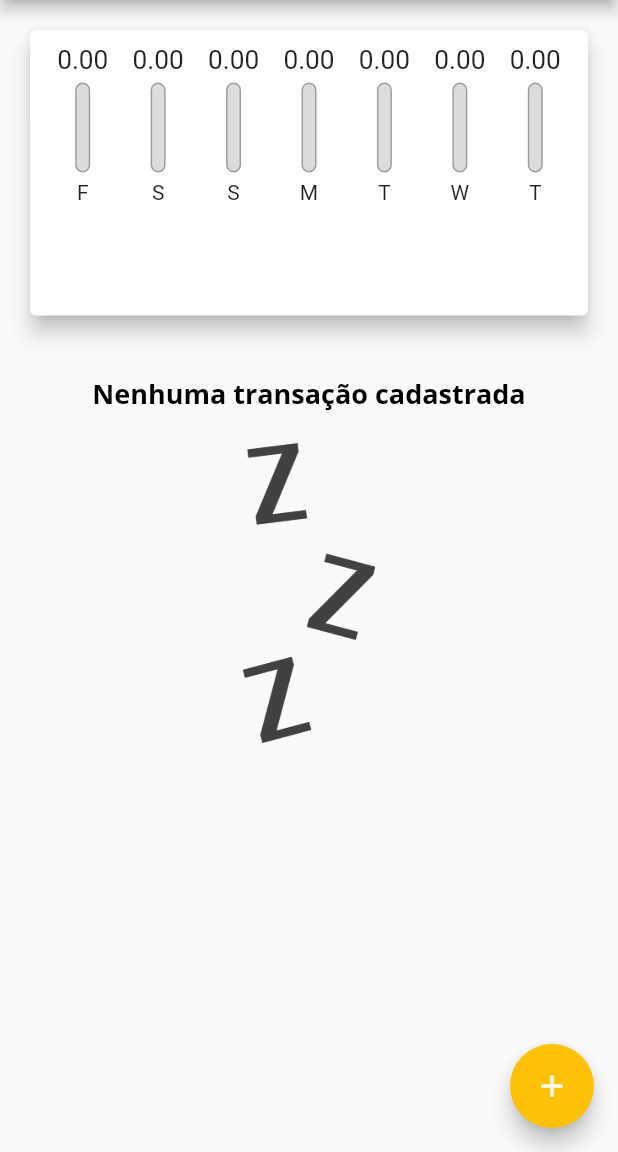
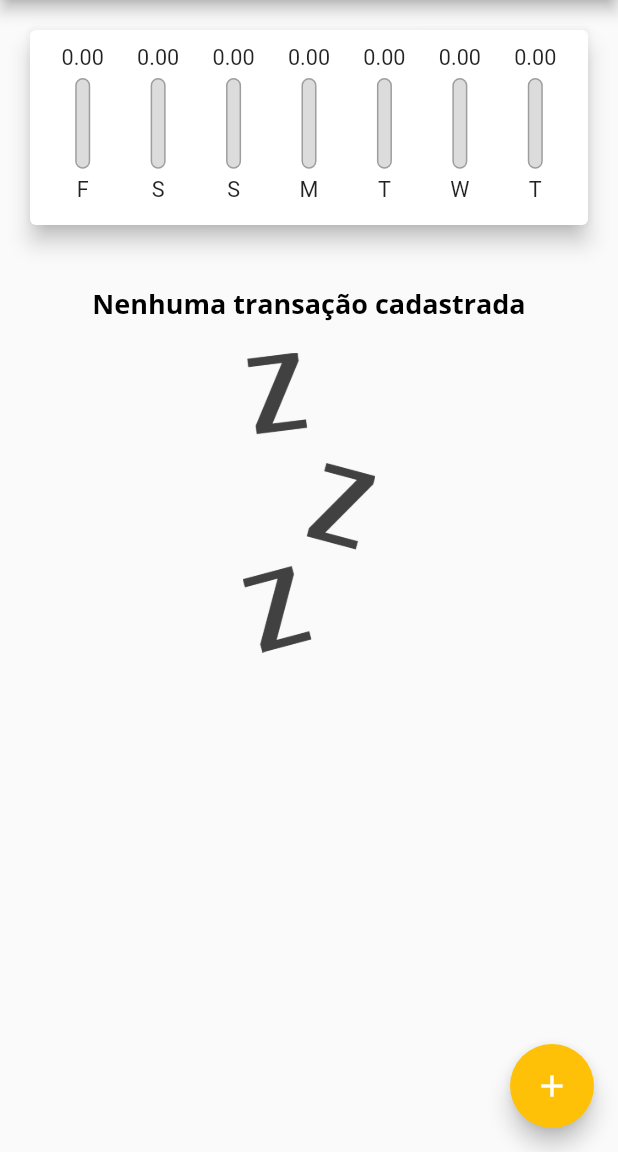
Before and after one commit to andersonmmendes/curso-flutter-expenses, a Flutter app: the screen it shows after launch, on a phone screen of 412 x 824 dp, the part 84-1236 px from its top. Run offline on Flutter 3.47's test engine with Material 2 defaults, Android fonts, the phone set to English and light mode, and no system bars.

Commit message:
Aula 143 - Finalizada

```diff
--- a/lib/components/chart_bar.dart
+++ b/lib/components/chart_bar.dart
@@ -13,17 +13,19 @@ class ChartBar extends StatelessWidget {
 
   @override
   Widget build(BuildContext context) {
+    return LayoutBuilder(
+      builder: (ctx, constraints) {
         return Column(
           children: [
             Container(
-          height: 20,
+              height: constraints.maxHeight * 0.15,
               child: FittedBox(
                 child: Text('${value.toStringAsFixed(2)}'),
               ),
             ),
-        SizedBox(height: 5),
+            SizedBox(height: constraints.maxHeight * 0.05),
             Container(
-          height: 60,
+              height: constraints.maxHeight * 0.55,
               width: 10,
               child: Stack(
                 alignment: Alignment.bottomCenter,
@@ -50,9 +52,16 @@ class ChartBar extends StatelessWidget {
                 ],
               ),
             ),
-        SizedBox(height: 5),
-        Text(label)
+            SizedBox(height: constraints.maxHeight * 0.05),
+            Container(
+              height: constraints.maxHeight * 0.15,
+              child: FittedBox(
+                child: Text(label),
+              ),
+            )
           ],
+        );
+      },
     );
   }
 }
--- a/lib/main.dart
+++ b/lib/main.dart
@@ -112,11 +112,11 @@ class _MyHomePageState extends State<MyHomePage> {
           crossAxisAlignment: CrossAxisAlignment.stretch,
           children: [
             Container(
-              height: availableHeight * 0.3,
+              height: 170,
               child: Chart(_recentTransactions),
             ),
             Container(
-              height: availableHeight * 0.7,
+              height: availableHeight - 170,
               child: TransactionList(_transactions, _removeTransaction),
             ),
           ],
```
Lines whose indentation alone changed are shown as unchanged.
